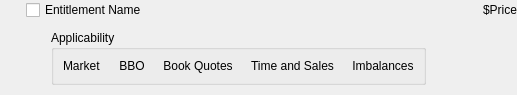
Old version of the form Applications/Lollipop/Source/AccountViewer/EntitlementEntryWidget.ui in the repository spiretrading/nexus.
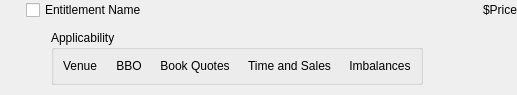
New version of the form. Custom widgets are drawn as their Qt base class.

```diff
--- a/Applications/Lollipop/Source/AccountViewer/EntitlementEntryWidget.ui
+++ b/Applications/Lollipop/Source/AccountViewer/EntitlementEntryWidget.ui
@@ -224,7 +224,7 @@
               </sizepolicy>
              </property>
              <property name="text">
-              <string>Market</string>
+              <string>Venue</string>
              </property>
             </widget>
            </item>
```
Left out of the diff: 2 changed lines with no effect on the pictures.
